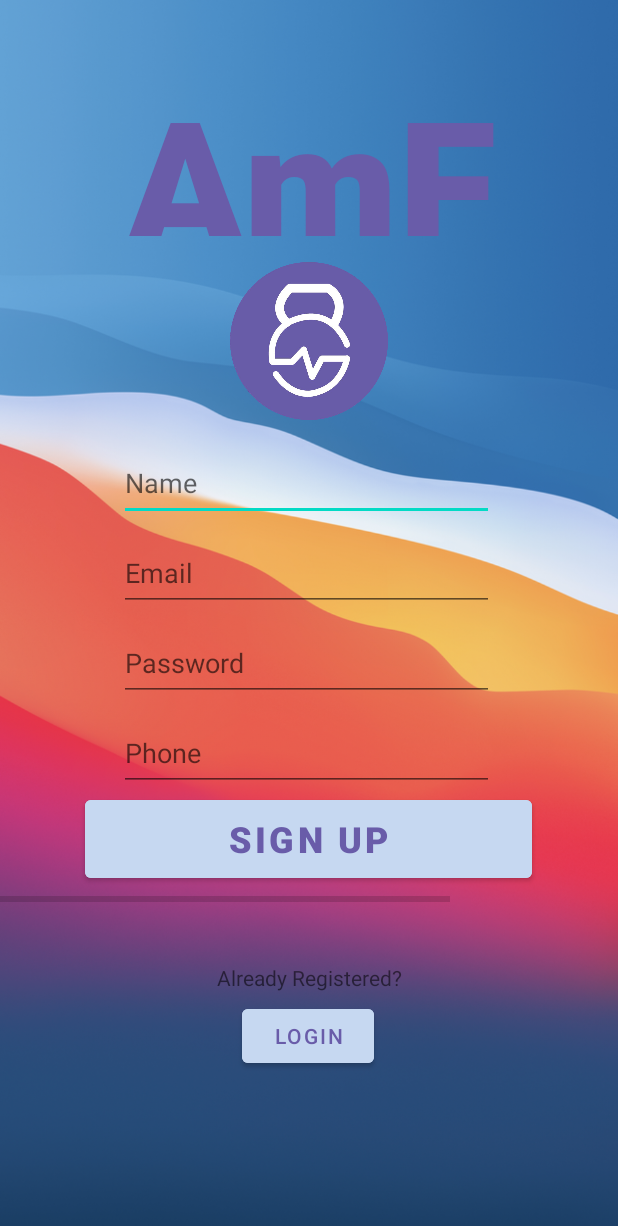
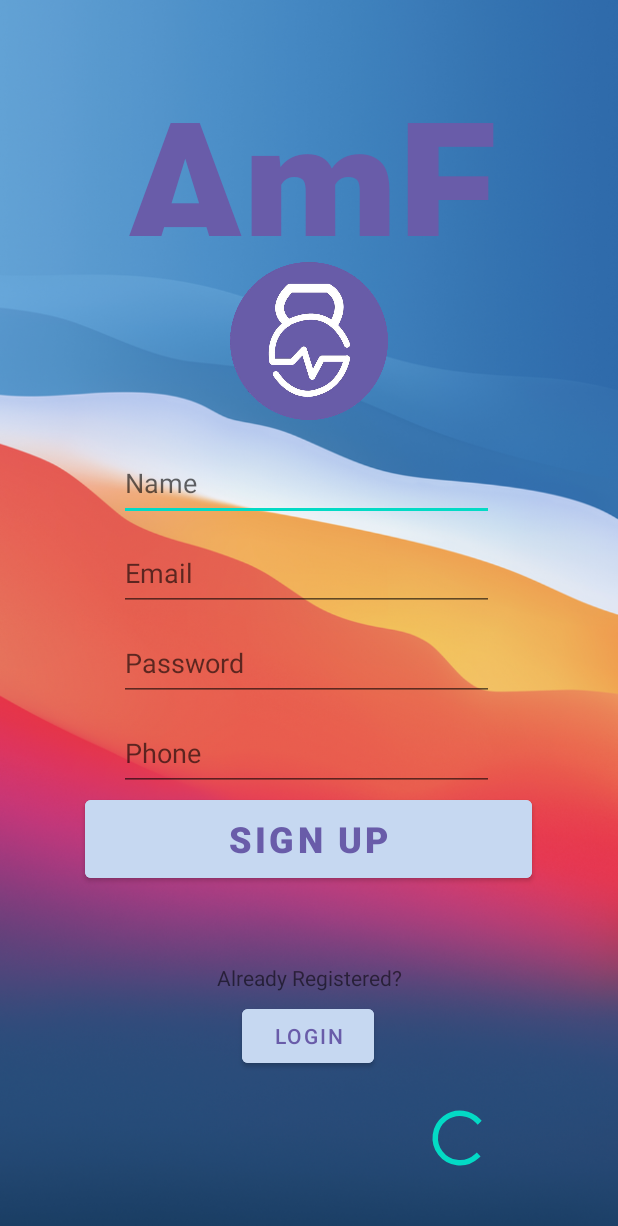
Before and after one commit to ratanpatil212/AmFit, an Android app: the MainActivity screen opened directly, with no data from a screen before it, on a phone screen of 412 x 824 dp. Shown: the top 1226 px of the screen. Run offline under Robolectric (Android 15) with nearby library versions, the phone set to English and light mode, and no system bars; our stand-ins replace Firebase (no records; nobody signed in at launch, a user with empty details on screens opened directly); Roboto replaces fonts that are not available here; 1 statement that could not run was skipped.

Commit message:
Minor Changes

```diff
--- a/AmFit/app/src/main/java/com/example/amfit/Login.java
+++ b/AmFit/app/src/main/java/com/example/amfit/Login.java
@@ -22,11 +22,12 @@ public class Login extends AppCompatActivity {
         button = (Button) findViewById(R.id.signupltr);
         button.setOnClickListener(new View.OnClickListener() {
             @Override
-            public void onClick(View v) {{openResigterPage();
+            public void onClick(View v) {{
+                openingPage();
             }
         }
 
-            private void openResigterPage() {
+            private void openingPage() {
                 Intent i = new  Intent(Login.this,MainActivity.class);
                 startActivity(i);
             }
--- a/AmFit/app/src/main/res/layout/activity_main.xml
+++ b/AmFit/app/src/main/res/layout/activity_main.xml
@@ -139,17 +139,20 @@
             android:layout_width="160dp"
             android:layout_height="118dp"
             app:srcCompat="@drawable/circlecropped" />
+
     </RelativeLayout>
 
     <ProgressBar
         android:id="@+id/progressBar"
-        style="?android:attr/progressBarStyleHorizontal"
-        android:layout_width="300dp"
-        android:layout_height="wrap_content"
-        app:layout_constraintBottom_toTopOf="@+id/textView2"
-        app:layout_constraintTop_toBottomOf="@+id/signup"
-        app:layout_constraintVertical_bias="0.0"
-        tools:layout_editor_absoluteX="47dp" />
+        style="?android:attr/progressBarStyle"
+        android:layout_width="71dp"
+        android:layout_height="44dp"
+        app:layout_constraintBottom_toBottomOf="parent"
+        app:layout_constraintEnd_toEndOf="parent"
+        app:layout_constraintHorizontal_bias="0.797"
+        app:layout_constraintStart_toStartOf="parent"
+        app:layout_constraintTop_toTopOf="parent"
+        app:layout_constraintVertical_bias="0.935" />
 
 
 </androidx.constraintlayout.widget.ConstraintLayout>
```
